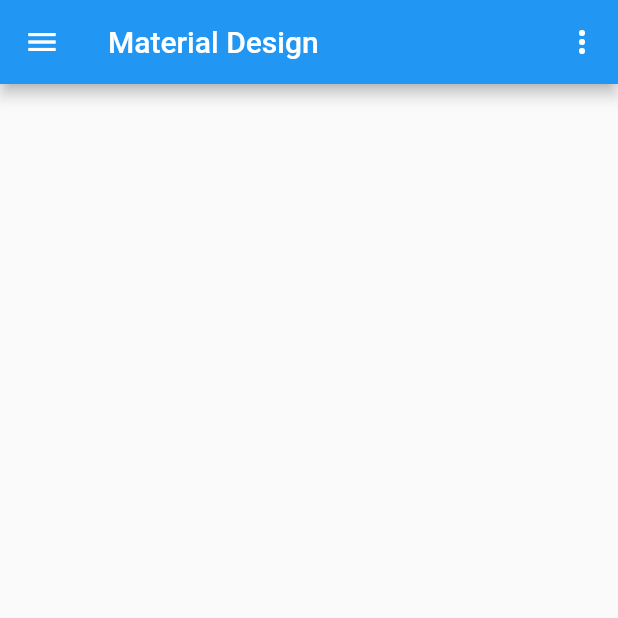
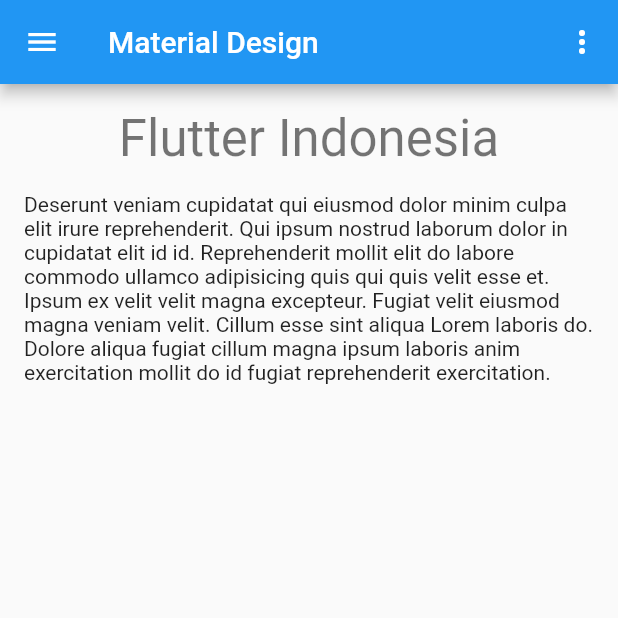
Before and after one commit to omrobbie/flutter-dasar-ui, a Flutter app: the screen it shows after launch, on a phone screen of 412 x 824 dp, the top half of it. Run offline on Flutter 3.47's test engine with Material 2 defaults, Android fonts, the phone set to English and light mode, and no system bars.

Commit message:
tambahkan content didalam body dengan menggunakan Column

```diff
--- a/lib/material_screen.dart
+++ b/lib/material_screen.dart
@@ -19,9 +19,26 @@ class _MaterialScreenState extends State<MaterialScreen> {
       ],
     );
 
+    var display1 = Theme.of(context).textTheme.display1;
+
+    var _body = Column(
+      children: <Widget>[
+        Text(
+          'Flutter Indonesia',
+          style: display1,
+        ),
+        SizedBox(height: 16.0,),
+        Text(
+            'Deserunt veniam cupidatat qui eiusmod dolor minim culpa elit irure reprehenderit. Qui ipsum nostrud laborum dolor in cupidatat elit id id. Reprehenderit mollit elit do labore commodo ullamco adipisicing quis qui quis velit esse et. Ipsum ex velit velit magna excepteur. Fugiat velit eiusmod magna veniam velit. Cillum esse sint aliqua Lorem laboris do. Dolore aliqua fugiat cillum magna ipsum laboris anim exercitation mollit do id fugiat reprehenderit exercitation.'),
+      ],
+    );
+
     return new Scaffold(
       appBar: _appBar,
-      body: null,
+      body: Padding(
+        padding: EdgeInsets.all(16.0),
+        child: _body,
+      ),
     );
   }
 }
```
